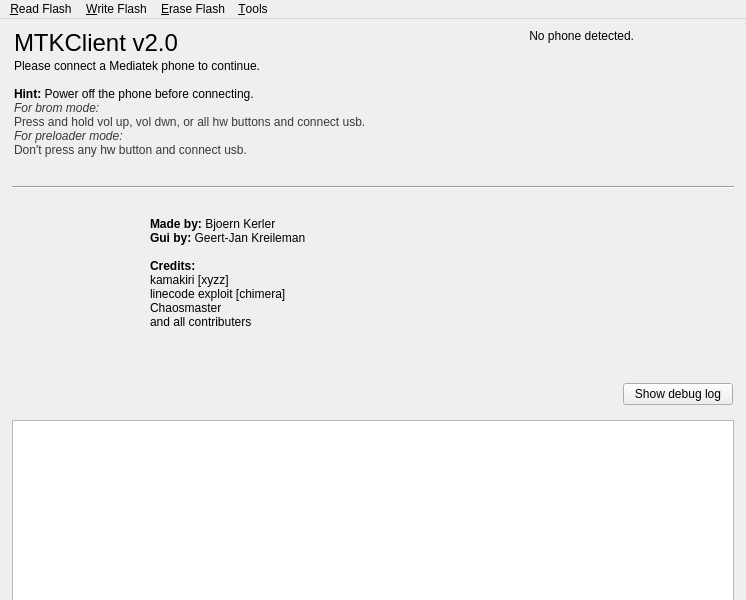
Before: the Qt Designer form mtkclient/gui/main_gui.ui in emtee40/mtk-client, drawn with Qt 5.
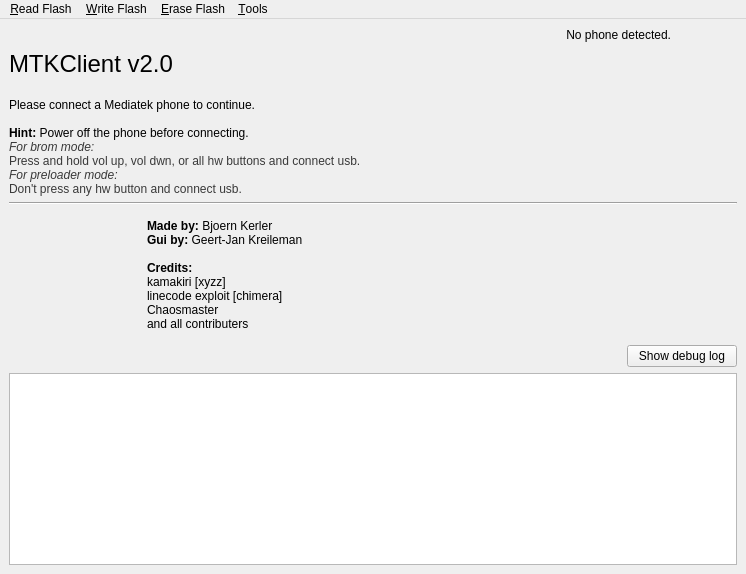
After: the same form once the commit is applied. Icons and pictures are not drawn.

Commit message: Add resize policy for mainwindow

What changed in the file:
```diff
--- a/mtkclient/gui/main_gui.ui
+++ b/mtkclient/gui/main_gui.ui
@@ -10,11 +10,11 @@
     <x>0</x>
     <y>0</y>
     <width>746</width>
-    <height>600</height>
+    <height>574</height>
    </rect>
   </property>
   <property name="sizePolicy">
-   <sizepolicy hsizetype="Fixed" vsizetype="MinimumExpanding">
+   <sizepolicy hsizetype="MinimumExpanding" vsizetype="MinimumExpanding">
     <horstretch>0</horstretch>
     <verstretch>0</verstretch>
    </sizepolicy>
@@ -25,12 +25,6 @@
     <height>400</height>
    </size>
   </property>
-  <property name="maximumSize">
-   <size>
-    <width>746</width>
-    <height>600</height>
-   </size>
-  </property>
   <property name="acceptDrops">
    <bool>false</bool>
   </property>
@@ -41,59 +35,123 @@
    <bool>false</bool>
   </property>
   <widget class="QWidget" name="centralwidget">
+   <layout class="QGridLayout" name="gridLayout">
+    <item row="0" column="0">
+     <widget class="QLabel" name="title">
+      <property name="enabled">
+       <bool>true</bool>
+      </property>
+      <property name="sizePolicy">
+       <sizepolicy hsizetype="Fixed" vsizetype="Fixed">
+        <horstretch>0</horstretch>
+        <verstretch>0</verstretch>
+       </sizepolicy>
+      </property>
+      <property name="minimumSize">
+       <size>
+        <width>0</width>
+        <height>24</height>
+       </size>
+      </property>
+      <property name="maximumSize">
+       <size>
+        <width>16777215</width>
+        <height>20</height>
+       </size>
+      </property>
+      <property name="font">
+       <font>
+        <family>Arial</family>
+        <pointsize>18</pointsize>
+       </font>
+      </property>
+      <property name="lineWidth">
+       <number>0</number>
+      </property>
+      <property name="text">
+       <string>MTKClient v2.0</string>
+      </property>
+      <property name="textFormat">
+       <enum>Qt::AutoText</enum>
+      </property>
+      <property name="scaledContents">
+       <bool>false</bool>
+      </property>
+      <property name="alignment">
+       <set>Qt::AlignLeading|Qt::AlignLeft|Qt::AlignTop</set>
+      </property>
+      <property name="wordWrap">
+       <bool>false</bool>
+      </property>
+      <property name="indent">
+       <number>0</number>
+      </property>
+     </widget>
+    </item>
+    <item row="0" column="3" rowspan="2">
+     <widget class="QLabel" name="pic">
+      <property name="sizePolicy">
+       <sizepolicy hsizetype="Fixed" vsizetype="Fixed">
+        <horstretch>0</horstretch>
+        <verstretch>0</verstretch>
+       </sizepolicy>
+      </property>
+      <property name="minimumSize">
+       <size>
+        <width>60</width>
+        <height>128</height>
+       </size>
+      </property>
+      <property name="maximumSize">
+       <size>
+        <width>87</width>
+        <height>128</height>
+       </size>
+      </property>
+      <property name="text">
+       <string/>
+      </property>
+      <property name="pixmap">
+       <pixmap>images/phone_notfound.png</pixmap>
+      </property>
+      <property name="scaledContents">
+       <bool>true</bool>
+      </property>
+      <property name="alignment">
+       <set>Qt::AlignCenter</set>
+      </property>
+      <property name="wordWrap">
+       <bool>false</bool>
+      </property>
+     </widget>
+    </item>
+    <item row="0" column="2">
+     <widget class="QLabel" name="phoneInfoTextbox">
+      <property name="sizePolicy">
+       <sizepolicy hsizetype="Expanding" vsizetype="Expanding">
+        <horstretch>0</horstretch>
+        <verstretch>0</verstretch>
+       </sizepolicy>
+      </property>
+      <property name="text">
+       <string>No phone detected.</string>
+      </property>
+      <property name="alignment">
+       <set>Qt::AlignRight|Qt::AlignTop|Qt::AlignTrailing</set>
+      </property>
+      <property name="wordWrap">
+       <bool>true</bool>
+      </property>
+     </widget>
+    </item>
+    <item row="2" column="0" colspan="4">
    <widget class="Line" name="line">
-    <property name="geometry">
-     <rect>
-      <x>12</x>
-      <y>160</y>
-      <width>722</width>
-      <height>16</height>
-     </rect>
-    </property>
     <property name="orientation">
      <enum>Qt::Horizontal</enum>
     </property>
    </widget>
-   <widget class="QPlainTextEdit" name="logBox">
-    <property name="geometry">
-     <rect>
-      <x>12</x>
-      <y>401</y>
-      <width>722</width>
-      <height>186</height>
-     </rect>
-    </property>
-    <property name="minimumSize">
-     <size>
-      <width>722</width>
-      <height>0</height>
-     </size>
-    </property>
-    <property name="maximumSize">
-     <size>
-      <width>722</width>
-      <height>186</height>
-     </size>
-    </property>
-    <property name="styleSheet">
-     <string notr="true"/>
-    </property>
-    <property name="readOnly">
-     <bool>true</bool>
-    </property>
-    <property name="hidden" stdset="0">
-     <bool>false</bool>
-    </property>
-   </widget>
-   <widget class="QWidget" name="layoutWidget2">
-    <property name="geometry">
-     <rect>
-      <x>12</x>
-      <y>184</y>
-      <width>721</width>
-      <height>141</height>
-     </rect>
-    </property>
+    </item>
+    <item row="3" column="0" colspan="4">
     <layout class="QHBoxLayout" name="horizontalLayout_2">
      <property name="spacing">
       <number>10</number>
@@ -146,16 +204,58 @@
       </widget>
      </item>
     </layout>
-   </widget>
-   <widget class="QWidget" name="layoutWidget">
-    <property name="geometry">
-     <rect>
-      <x>12</x>
-      <y>359</y>
-      <width>721</width>
-      <height>32</height>
-     </rect>
-    </property>
+    </item>
+    <item row="1" column="0" colspan="3">
+     <widget class="QLabel" name="status">
+      <property name="sizePolicy">
+       <sizepolicy hsizetype="Expanding" vsizetype="Expanding">
+        <horstretch>0</horstretch>
+        <verstretch>0</verstretch>
+       </sizepolicy>
+      </property>
+      <property name="minimumSize">
+       <size>
+        <width>400</width>
+        <height>0</height>
+       </size>
+      </property>
+      <property name="text">
+       <string>&lt;html&gt;&lt;head/&gt;&lt;body&gt;&lt;p&gt;Please connect a Mediatek phone to continue.&lt;br/&gt;&lt;br/&gt;&lt;span style=&quot; font-weight:600;&quot;&gt;Hint:&lt;/span&gt; Power off the phone before connecting.&lt;br/&gt;&lt;span style=&quot; font-style:italic; color:#393939;&quot;&gt;For brom mode:&lt;/span&gt;&lt;span style=&quot; color:#393939;&quot;&gt;&lt;br/&gt;Press and hold vol up, vol dwn, or all hw buttons and connect usb.&lt;br/&gt;&lt;/span&gt;&lt;span style=&quot; font-style:italic; color:#393939;&quot;&gt;For preloader mode:&lt;/span&gt;&lt;span style=&quot; color:#393939;&quot;&gt;&lt;br/&gt;Don't press any hw button and connect usb.&lt;/span&gt;&lt;/p&gt;&lt;/body&gt;&lt;/html&gt;</string>
+      </property>
+      <property name="textFormat">
+       <enum>Qt::AutoText</enum>
+      </property>
+      <property name="scaledContents">
+       <bool>false</bool>
+      </property>
+      <property name="alignment">
+       <set>Qt::AlignLeading|Qt::AlignLeft|Qt::AlignTop</set>
+      </property>
+      <property name="wordWrap">
+       <bool>false</bool>
+      </property>
+     </widget>
+    </item>
+    <item row="5" column="0" colspan="4">
+     <widget class="QPlainTextEdit" name="logBox">
+      <property name="minimumSize">
+       <size>
+        <width>722</width>
+        <height>0</height>
+       </size>
+      </property>
+      <property name="styleSheet">
+       <string notr="true"/>
+      </property>
+      <property name="readOnly">
+       <bool>true</bool>
+      </property>
+      <property name="hidden" stdset="0">
+       <bool>false</bool>
+      </property>
+     </widget>
+    </item>
+    <item row="4" column="0" colspan="4">
     <layout class="QHBoxLayout" name="horizontalLayout_4" stretch="0,0">
      <property name="spacing">
       <number>0</number>
@@ -205,75 +305,21 @@
       </widget>
      </item>
     </layout>
-   </widget>
-   <widget class="QLabel" name="pic">
-    <property name="geometry">
-     <rect>
-      <x>644</x>
-      <y>10</y>
-      <width>87</width>
-      <height>128</height>
-     </rect>
-    </property>
-    <property name="sizePolicy">
-     <sizepolicy hsizetype="Fixed" vsizetype="Fixed">
-      <horstretch>0</horstretch>
-      <verstretch>0</verstretch>
-     </sizepolicy>
-    </property>
-    <property name="minimumSize">
+    </item>
+    <item row="0" column="1">
+     <spacer name="horizontalSpacer_2">
+      <property name="orientation">
+       <enum>Qt::Horizontal</enum>
+      </property>
+      <property name="sizeHint" stdset="0">
      <size>
-      <width>60</width>
-      <height>128</height>
-     </size>
-    </property>
-    <property name="maximumSize">
-     <size>
-      <width>87</width>
-      <height>128</height>
-     </size>
-    </property>
-    <property name="text">
-     <string/>
-    </property>
-    <property name="pixmap">
-     <pixmap>images/phone_notfound.png</pixmap>
-    </property>
-    <property name="scaledContents">
-     <bool>true</bool>
-    </property>
-    <property name="alignment">
-     <set>Qt::AlignCenter</set>
-    </property>
-    <property name="wordWrap">
-     <bool>false</bool>
-    </property>
-   </widget>
-   <widget class="QLabel" name="phoneInfoTextbox">
-    <property name="geometry">
-     <rect>
-      <x>433</x>
-      <y>10</y>
-      <width>201</width>
-      <height>91</height>
-     </rect>
-    </property>
-    <property name="sizePolicy">
-     <sizepolicy hsizetype="Expanding" vsizetype="Expanding">
-      <horstretch>0</horstretch>
-      <verstretch>0</verstretch>
-     </sizepolicy>
-    </property>
-    <property name="text">
-     <string>No phone detected.</string>
-    </property>
-    <property name="alignment">
-     <set>Qt::AlignRight|Qt::AlignTop|Qt::AlignTrailing</set>
-    </property>
-    <property name="wordWrap">
-     <bool>true</bool>
-    </property>
-   </widget>
+        <width>40</width>
+        <height>20</height>
+       </size>
+      </property>
+     </spacer>
+    </item>
+   </layout>
    <widget class="QLabel" name="spinner_pic">
     <property name="geometry">
      <rect>
@@ -302,101 +348,6 @@
      <set>Qt::AlignCenter</set>
     </property>
    </widget>
-   <widget class="QLabel" name="title">
-    <property name="enabled">
-     <bool>true</bool>
-    </property>
-    <property name="geometry">
-     <rect>
-      <x>14</x>
-      <y>10</y>
-      <width>231</width>
-      <height>24</height>
-     </rect>
-    </property>
-    <property name="sizePolicy">
-     <sizepolicy hsizetype="Fixed" vsizetype="Fixed">
-      <horstretch>0</horstretch>
-      <verstretch>0</verstretch>
-     </sizepolicy>
-    </property>
-    <property name="minimumSize">
-     <size>
-      <width>0</width>
-      <height>24</height>
-     </size>
-    </property>
-    <property name="maximumSize">
-     <size>
-      <width>16777215</width>
-      <height>20</height>
-     </size>
-    </property>
-    <property name="font">
-     <font>
-      <family>Arial</family>
-      <pointsize>18</pointsize>
-     </font>
-    </property>
-    <property name="lineWidth">
-     <number>0</number>
-    </property>
-    <property name="text">
-     <string>MTKClient v2.0</string>
-    </property>
-    <property name="textFormat">
-     <enum>Qt::AutoText</enum>
-    </property>
-    <property name="scaledContents">
-     <bool>false</bool>
-    </property>
-    <property name="alignment">
-     <set>Qt::AlignLeading|Qt::AlignLeft|Qt::AlignTop</set>
-    </property>
-    <property name="wordWrap">
-     <bool>false</bool>
-    </property>
-    <property name="indent">
-     <number>0</number>
-    </property>
-   </widget>
-   <widget class="QLabel" name="status">
-    <property name="geometry">
-     <rect>
-      <x>14</x>
-      <y>40</y>
-      <width>451</width>
-      <height>111</height>
-     </rect>
-    </property>
-    <property name="sizePolicy">
-     <sizepolicy hsizetype="Expanding" vsizetype="Expanding">
-      <horstretch>0</horstretch>
-      <verstretch>0</verstretch>
-     </sizepolicy>
-    </property>
-    <property name="minimumSize">
-     <size>
-      <width>400</width>
-      <height>0</height>
-     </size>
-    </property>
-    <property name="text">
-     <string>&lt;html&gt;&lt;head/&gt;&lt;body&gt;&lt;p&gt;Please connect a Mediatek phone to continue.&lt;br/&gt;&lt;br/&gt;&lt;span style=&quot; font-weight:600;&quot;&gt;Hint:&lt;/span&gt; Power off the phone before connecting.&lt;br/&gt;&lt;span style=&quot; font-style:italic; color:#393939;&quot;&gt;For brom mode:&lt;/span&gt;&lt;span style=&quot; color:#393939;&quot;&gt;&lt;br/&gt;Press and hold vol up, vol dwn, or all hw buttons and connect usb.&lt;br/&gt;&lt;/span&gt;&lt;span style=&quot; font-style:italic; color:#393939;&quot;&gt;For preloader mode:&lt;/span&gt;&lt;span style=&quot; color:#393939;&quot;&gt;&lt;br/&gt;Don't press any hw button and connect usb.&lt;/span&gt;&lt;/p&gt;&lt;/body&gt;&lt;/html&gt;</string>
-    </property>
-    <property name="textFormat">
-     <enum>Qt::AutoText</enum>
-    </property>
-    <property name="scaledContents">
-     <bool>false</bool>
-    </property>
-    <property name="alignment">
-     <set>Qt::AlignLeading|Qt::AlignLeft|Qt::AlignTop</set>
-    </property>
-    <property name="wordWrap">
-     <bool>false</bool>
-    </property>
-   </widget>
   </widget>
   <widget class="QMenuBar" name="menubar">
    <property name="geometry">
```
Left out of the diff: 2 changed lines with no effect on the pictures. Lines whose indentation alone changed are shown as unchanged. The commit also changes 1 other file.
